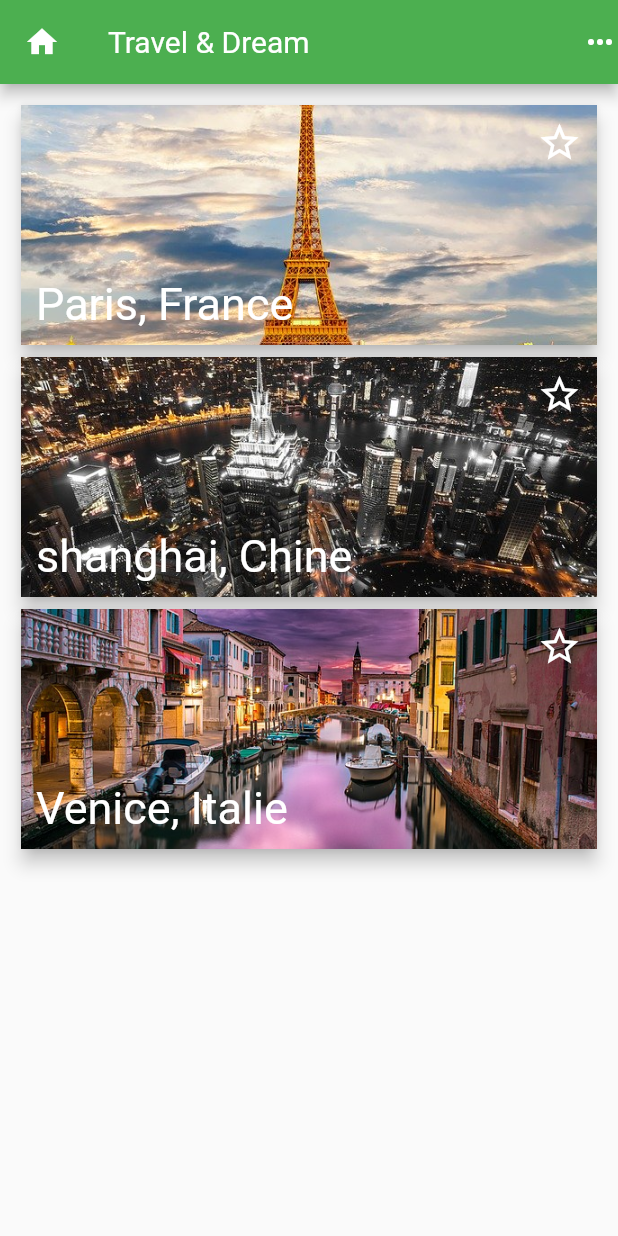
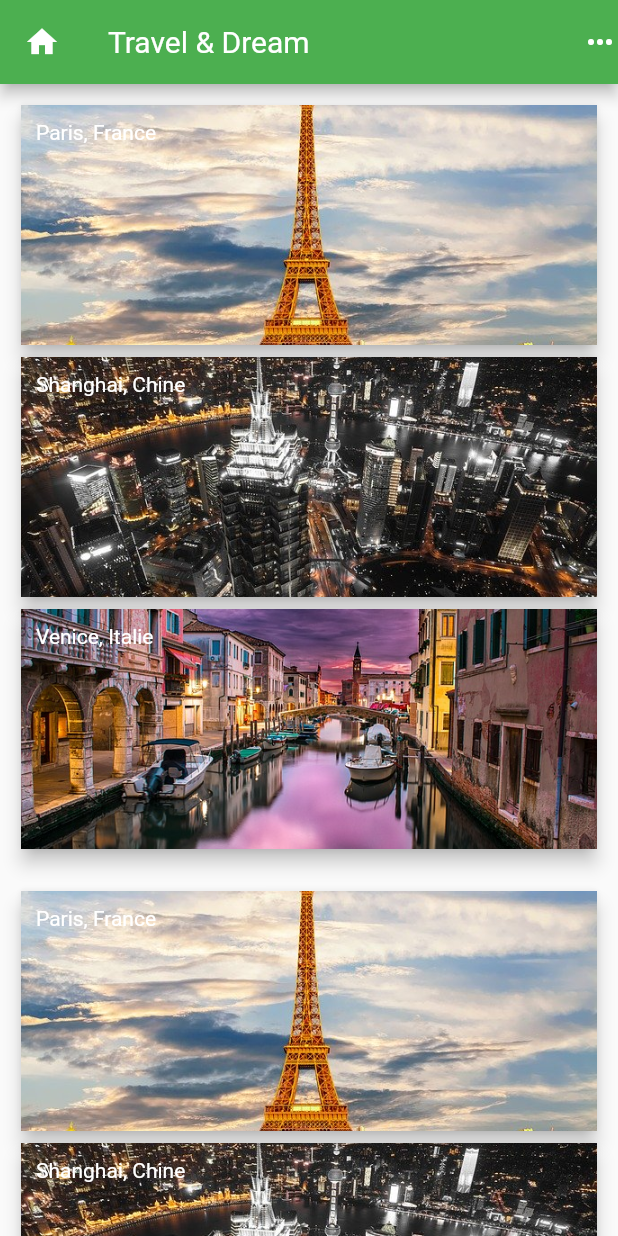
Before and after one commit to bleaz01/agence_de_voyage, a Flutter app: the Home screen opened directly, on a phone screen of 412 x 824 dp. Run offline on Flutter 3.47's test engine with Material 2 defaults, Android fonts, the phone set to English and light mode, and no system bars; Roboto replaces fonts that are missing (Schyler).

Commit message:
some modification

```diff
--- /dev/null
+++ b/agences_voyage/lib/models/city_model.dart
@@ -0,0 +1,6 @@
+class City {
+  String name;
+  String image;
+
+  City({this.image, this.name});
+}
--- a/agences_voyage/lib/views/city/widgets/activity_card.dart
+++ b/agences_voyage/lib/views/city/widgets/activity_card.dart
@@ -13,7 +13,7 @@ class ActivityCard extends StatelessWidget {
     return Container(
         margin: EdgeInsets.symmetric(vertical: 1, horizontal: 1),
         width: double
-            .infinity, // double.infinty permet que le container prenne tout espace disponible
+            .infinity, // double.infinty permets que le container prenne tout espace disponible
 
         child: Stack(
           children: <Widget>[
--- a/agences_voyage/lib/views/city/widgets/activity_list.dart
+++ b/agences_voyage/lib/views/city/widgets/activity_list.dart
@@ -13,7 +13,7 @@ class ActivityList extends StatelessWidget {
   Widget build(BuildContext context) {
     return GridView.count(
       crossAxisCount: 2,
-      //crossAxisCount un instipensable car il nous permet de dire combiens d'element sur l'axe y et x
+      //crossAxisCount un indispensable car il nous permet dire combien d'element sur l'axe x
       children: list
           .map(
             (activity) => (ActivityCard(
--- a/agences_voyage/lib/views/city/widgets/trip_overview.dart
+++ b/agences_voyage/lib/views/city/widgets/trip_overview.dart
@@ -41,7 +41,7 @@ class Overview extends StatelessWidget {
                     ? DateFormat("d/M/y").format(mytrip.date)
                     : 'choisissez une date'),
               ),
-              //DateFormat vient d'un package externe intl qui nous permet de convertire entre autre les date (Datetime)
+              //DateFormat vient d'un package externe 'intl' qui nous permets de convertire entre autre les dates (Datetime)
               RaisedButton(
                   child: Text('Slectionner une date'), onPressed: setDate)
             ],
--- a/agences_voyage/lib/views/home/Home.dart
+++ /dev/null
@@ -1,83 +0,0 @@
-import 'package:flutter/material.dart';
-
-import './widget/city_card.dart';
-
-class Home extends StatefulWidget {
-  //--------------------------------------------//
-  //  Datas non modifiable car widget sans étas //
-  //--------------------------------------------//
-
-  // statefultwidget nous permet de rebuilt la class enfant _HomeState
-  @override
-  _HomeState createState() {
-    //createState permet la creation de la class _HomeState mais aussi le rebuild de cet class et cest widget
-    return _HomeState();
-  }
-}
-
-class _HomeState extends State<Home> {
-  // _HomeState herite de la class Home donc doit etre typé = <Home>
-  // le _ suive du nom de la class nous permet de la rente privé car cet classe dois etre utilisé que dans ce fichier.
-
-  //---------------------------//
-  //    Datas modifiable       //
-  //---------------------------//
-
-  List cities = [
-    {
-      'name': 'Paris, France',
-      'image': 'assets/images/paris.jpg',
-      'checked': false
-    },
-    {
-      'name': 'shanghai, Chine',
-      'image': 'assets/images/shanghai.jpg',
-      'checked': false
-    },
-    {
-      'name': 'Venice, Italie',
-      'image': 'assets/images/venice.jpg',
-      'checked': false
-    },
-  ];
-
-  void switchCheck(city) {
-    int index = cities.indexOf(city);
-    setState(() {
-      // le setState permets de dire que le state a etais modifier
-      cities[index]['checked'] = !cities[index]
-          ['checked']; // ! lors d'un boolean veut dire son contraire
-    });
-  }
-
-  @override
-  Widget build(BuildContext context) {
-    return Scaffold(
-      appBar: AppBar(
-        leading: Icon(Icons.home),
-        title: Text('Travel & Dream'),
-        actions: <Widget>[Icon(Icons.more_horiz)],
-      ),
-      body: Container(
-        //widget sans étas
-        padding: EdgeInsets.all(10.00),
-        child: Column(
-          crossAxisAlignment: CrossAxisAlignment.stretch,
-          children: <Widget>[
-            ...cities.map((city) {
-              // l'operateur spread = (...) permet de déstructuré notre liste pour pouvoir iteré sur les items
-              return CartCity(
-                  name: city['name'],
-                  image: city['image'],
-                  checked: city['checked'],
-                  updateChecked: () {
-                    //updateCheck est une proptité (function) de la class CarCity
-                    switchCheck(city);
-                  });
-            }),
-          ],
-        ),
-      ),
-    );
-  }
-}
--- /dev/null
+++ b/agences_voyage/lib/views/home/Home_view.dart
@@ -0,0 +1,70 @@
+import 'package:flutter/material.dart';
+
+import './widget/city_card.dart';
+import '../../models/city_model.dart';
+
+class Home extends StatefulWidget {
+  //--------------------------------------------//
+  //  Datas non modifiable car widget sans étas //
+  //--------------------------------------------//
+
+  // statefultwidget nous permet de rebuilt la class enfant _HomeState
+  @override
+  _HomeState createState() {
+    //createState permet la creation de la class _HomeState mais aussi le rebuild de cet class et cest widget
+    return _HomeState();
+  }
+}
+
+class _HomeState extends State<Home> {
+  // _HomeState herite de la class Home donc doit etre typé = <Home>
+  // le _ suive du nom de la class nous permet de la rente privé car cet classe dois etre utilisé que dans ce fichier.
+
+  //---------------------------//
+  //    Datas modifiable       //
+  //---------------------------//
+
+  List cities = [
+    City(name: 'Paris, France', image: 'assets/images/paris.jpg'),
+    City(name: 'Shanghai, Chine', image: 'assets/images/shanghai.jpg'),
+    City(name: 'Venice, Italie', image: 'assets/images/venice.jpg'),
+  ];
+
+  void switchCheck(city) {
+    int index = cities.indexOf(city);
+    setState(() {
+      cities[index]['checked'] = !cities[index]
+          ['checked']; // ! lors d'un boolean veut dire son contraire
+    });
+  }
+
+  @override
+  Widget build(BuildContext context) {
+    return Scaffold(
+        appBar: AppBar(
+          leading: Icon(Icons.home),
+          title: Text('Travel & Dream'),
+          actions: <Widget>[Icon(Icons.more_horiz)],
+        ),
+        body: ListView.builder(
+          itemBuilder: (context, index) {
+            return Container(
+              //widget sans étas
+              padding: EdgeInsets.all(10.00),
+              child: Column(
+                crossAxisAlignment: CrossAxisAlignment.stretch,
+                children: <Widget>[
+                  ...cities.map((city) {
+                    // l'operateur spread = (...) permet de déstructurer notre liste pour pouvoir itérer sur les items
+                    return CartCity(
+                      city: city,
+                    );
+                  }),
+                ],
+              ),
+            );
+          },
+          itemCount: cities.length,
+        ));
+  }
+}
--- a/agences_voyage/lib/views/home/widget/city_card.dart
+++ b/agences_voyage/lib/views/home/widget/city_card.dart
@@ -1,12 +1,10 @@
 import 'package:flutter/material.dart';
+import '../../../models/city_model.dart';
 
 class CartCity extends StatelessWidget {
-  final String name;
-  final String image;
-  final bool checked;
-  final Function updateChecked;
+  final City city;
 
-  CartCity({this.name, this.image, this.checked, this.updateChecked});
+  CartCity({this.city});
 
   @override
   Widget build(BuildContext context) {
@@ -20,37 +18,16 @@ class CartCity extends StatelessWidget {
               Ink.image(
                 fit: BoxFit.cover,
                 image: AssetImage(
-                image,
+                  city.image,
                 ),
-              child: InkWell(onTap: updateChecked),
+                child: InkWell(onTap: () {}),
               ),
-            Padding(
-              padding: EdgeInsets.all(10.00),
-              child: Column(
-                children: <Widget>[
-                  Expanded(
-                    child: Row(
-                      mainAxisAlignment: MainAxisAlignment.end,
-                      crossAxisAlignment: CrossAxisAlignment.start,
-                      children: <Widget>[
-                        Icon(checked == true ? Icons.star : Icons.star_border,
-                            size: 30, color: Colors.white),
+              Positioned(
+                  top: 10,
+                  left: 10,
+                  child: Text(city.name, style: TextStyle(color: Colors.white)))
             ],
-                    ),
-                  ),
-                  Row(
-                    children: <Widget>[
-                      Text(name,
-                          style:
-                              TextStyle(color: Colors.white, fontSize: 30.00))
-                    ],
-                  )
-                ],
-              ),
-            )
-          ],
-        ),
-      ),
+          )),
     );
   }
 }
```
Also changed, not shown: agences_voyage/lib/main.dart (+7 -8 lines), agences_voyage/lib/views/city/city_view.dart (renamed from agences_voyage/lib/views/city/city.dart, +30 -10 lines). Lines whose indentation alone changed are shown as unchanged.
